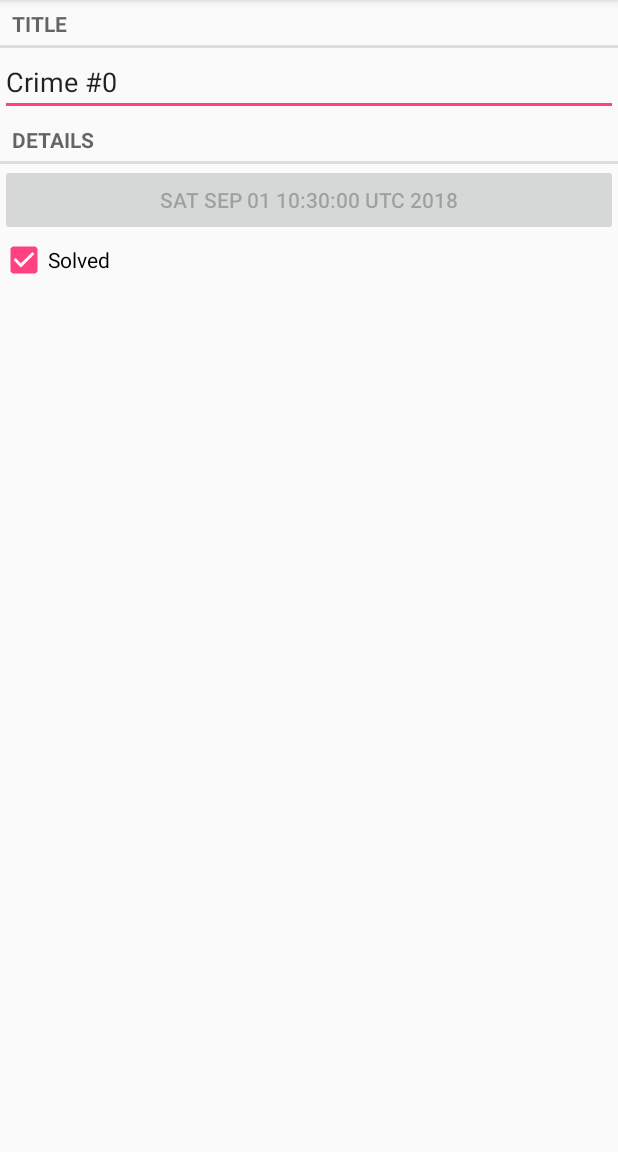
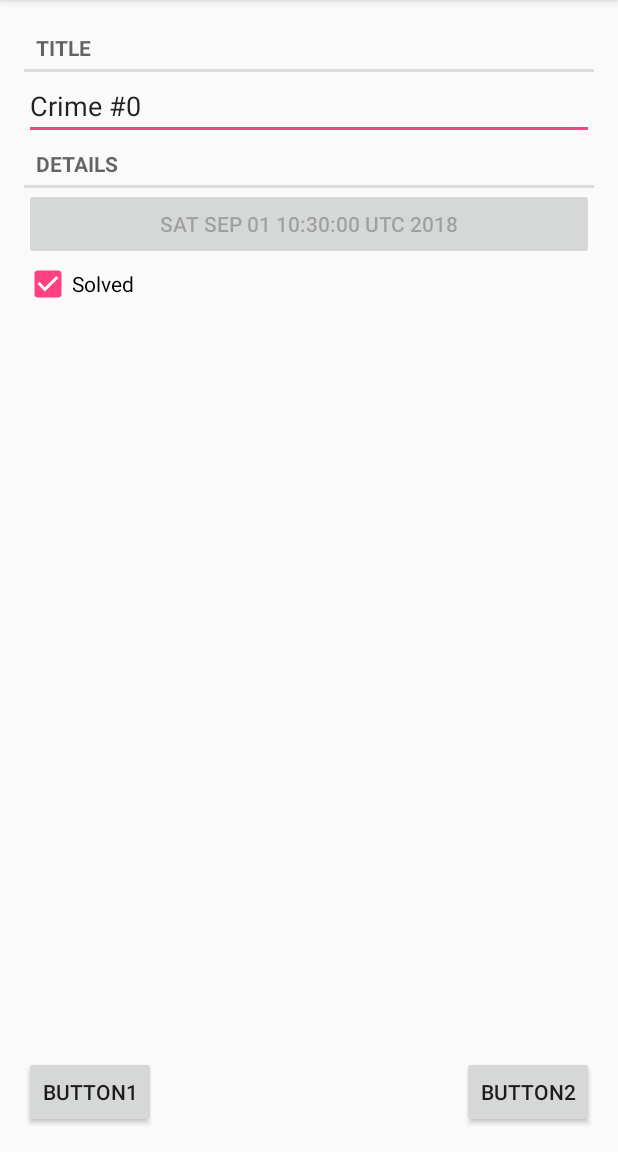
Before and after one commit to chetlq/criminalintent, an Android app: the CrimeFragment screen opened directly, with no data from a screen before it, on a phone screen of 412 x 824 dp, the part 84-1236 px from its top. Run offline under Robolectric (Android 15) with nearby library versions, the phone set to English and light mode, and no system bars.

Commit message:
поставил кнопки

```diff
--- a/app/src/main/res/layout/fragment_crime.xml
+++ b/app/src/main/res/layout/fragment_crime.xml
@@ -1,19 +1,28 @@
 <?xml version="1.0" encoding="utf-8"?>
+
+    <RelativeLayout xmlns:android="http://schemas.android.com/apk/res/android"
+
+    android:layout_width="fill_parent"
+    android:layout_height="fill_parent">
 <LinearLayout xmlns:android="http://schemas.android.com/apk/res/android"
+    android:id="@+id/layout"
     android:orientation="vertical"
     android:layout_width="match_parent"
-    android:layout_height="match_parent"
-    android:layout_margin="16dp">
+    android:layout_height="wrap_content"
+    android:layout_margin="16dp"
+    android:layout_alignParentStart="true">
     <TextView
         style="?android:listSeparatorTextViewStyle"
         android:layout_width="match_parent"
         android:layout_height="wrap_content"
+
         android:text="@string/crime_title_label"/>
     <EditText
         android:id="@+id/crime_title"
         android:layout_width="match_parent"
         android:layout_height="wrap_content"
-        android:hint="@string/crime_title_hint"/>
+        android:hint="@string/crime_title_hint"
+        android:inputType="" />
     <TextView
         style="?android:listSeparatorTextViewStyle"
         android:layout_width="match_parent"
@@ -29,4 +38,23 @@
         android:layout_height="wrap_content"
         android:text="@string/crime_solved_label"/>
 
+
 </LinearLayout>
+        <Button
+            android:id="@+id/button1"
+            android:layout_width="wrap_content"
+            android:layout_height="wrap_content"
+            android:text="Button1"
+            android:layout_margin="16dp"
+            android:layout_alignParentBottom="true"
+            android:layout_alignParentLeft="true"/>
+
+    <Button
+        android:id="@+id/button2"
+        android:layout_width="wrap_content"
+        android:layout_height="wrap_content"
+        android:text="Button2"
+        android:layout_margin="16dp"
+        android:layout_alignParentBottom="true"
+        android:layout_alignParentRight="true"/>
+    </RelativeLayout>
```
